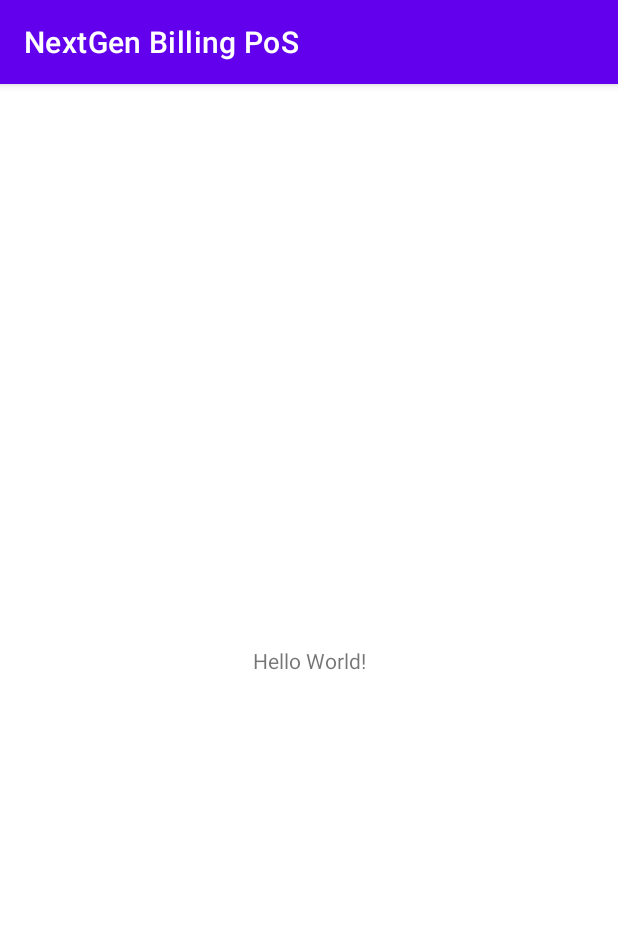
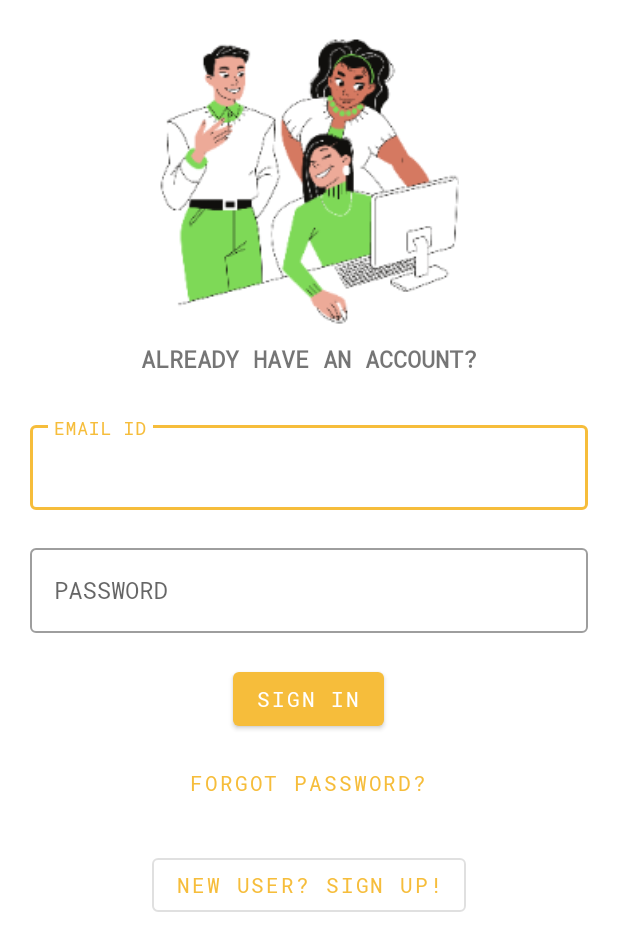
Before and after one commit to itzgannu/NextGenBillingPoS, an Android app: the screen it shows after launch (MainActivity before the commit, Authentication after it), on a phone screen of 412 x 824 dp. Shown: the top 951 px of the screen. Run offline under Robolectric (Android 15) with nearby library versions, the phone set to English and light mode, and no system bars.

Commit message:
UI & Java 1, Authentication.java, activity_authentication.xml 2, SplashScreen.java, activity_splash_screen.xml 3, dimens.xml, colors.xml, strings.xml, themes.xml, roboto_mono.ttf 4, AndroidManifest.xml

```diff
--- a/app/build.gradle
+++ b/app/build.gradle
@@ -25,6 +25,9 @@ android {
         sourceCompatibility JavaVersion.VERSION_1_8
         targetCompatibility JavaVersion.VERSION_1_8
     }
+    buildFeatures {
+        viewBinding true
+    }
 }
 
 dependencies {
@@ -33,6 +36,10 @@ dependencies {
     implementation 'com.google.android.material:material:1.4.0'
     implementation 'androidx.constraintlayout:constraintlayout:2.1.2'
     testImplementation 'junit:junit:4.+'
+    implementation 'com.google.android.material:material:1.6.0-alpha01'
     androidTestImplementation 'androidx.test.ext:junit:1.1.3'
     androidTestImplementation 'androidx.test.espresso:espresso-core:3.4.0'
+
+    //splash screen
+   // implementation 'androidx.core:core-splashscreen:1.0.0-alpha01'
 }
--- a/app/src/main/AndroidManifest.xml
+++ b/app/src/main/AndroidManifest.xml
@@ -10,7 +10,10 @@
         android:supportsRtl="true"
         android:theme="@style/Theme.NextGenBillingPoS">
         <activity
-            android:name=".MainActivity"
+            android:name=".Authentication"
+            android:exported="false" />
+        <activity
+            android:name=".SplashScreen"
             android:exported="true">
             <intent-filter>
                 <action android:name="android.intent.action.MAIN" />
--- /dev/null
+++ b/app/src/main/java/mu/psi/nextgen/Authentication.java
@@ -0,0 +1,21 @@
+package mu.psi.nextgen;
+
+import androidx.appcompat.app.AppCompatActivity;
+
+import android.os.Bundle;
+
+import mu.psi.nextgen.databinding.ActivityAuthenticationBinding;
+
+public class Authentication extends AppCompatActivity {
+
+    ActivityAuthenticationBinding binding;
+
+    @Override
+    protected void onCreate(Bundle savedInstanceState) {
+        super.onCreate(savedInstanceState);
+        this.binding = ActivityAuthenticationBinding.inflate(getLayoutInflater());
+        setContentView(this.binding.getRoot());
+
+        this.binding.authenticationScreenLogo.animate().alpha(1).setDuration(1800);
+    }
+}
--- a/app/src/main/java/mu/psi/nextgen/MainActivity.java
+++ /dev/null
@@ -1,14 +0,0 @@
-package mu.psi.nextgen;
-
-import androidx.appcompat.app.AppCompatActivity;
-
-import android.os.Bundle;
-
-public class MainActivity extends AppCompatActivity {
-
-    @Override
-    protected void onCreate(Bundle savedInstanceState) {
-        super.onCreate(savedInstanceState);
-        setContentView(R.layout.activity_main);
-    }
-}
--- /dev/null
+++ b/app/src/main/java/mu/psi/nextgen/SplashScreen.java
@@ -0,0 +1,38 @@
+package mu.psi.nextgen;
+
+import androidx.appcompat.app.AppCompatActivity;
+
+import android.content.Intent;
+import android.os.Bundle;
+import android.os.Handler;
+import android.view.WindowManager;
+
+import mu.psi.nextgen.databinding.ActivitySplashScreenBinding;
+
+public class SplashScreen extends AppCompatActivity {
+
+    ActivitySplashScreenBinding binding;
+
+    @Override
+    protected void onCreate(Bundle savedInstanceState) {
+        super.onCreate(savedInstanceState);
+        this.binding = ActivitySplashScreenBinding.inflate(getLayoutInflater());
+        setContentView(this.binding.getRoot());
+
+        // to hide top status bar (system), use below line
+        getWindow().addFlags(WindowManager.LayoutParams.FLAG_FULLSCREEN);
+
+        this.binding.splashScreenLogo.setX(-2000);
+        this.binding.splashScreenLogo.animate().translationX(0).setDuration(2000);
+
+        int SPLASH_SCREEN_DISPLAY_LENGTH = 2000;
+        new Handler().postDelayed(new Runnable() {
+            @Override
+            public void run() {
+                Intent splashIntent = new Intent(SplashScreen.this, Authentication.class).addFlags(Intent.FLAG_ACTIVITY_NO_ANIMATION);
+                startActivity(splashIntent);
+                finish();
+            }
+        }, SPLASH_SCREEN_DISPLAY_LENGTH);
+    }
+}
--- /dev/null
+++ b/app/src/main/res/layout/activity_authentication.xml
@@ -0,0 +1,95 @@
+<?xml version="1.0" encoding="utf-8"?>
+<RelativeLayout xmlns:android="http://schemas.android.com/apk/res/android"
+    xmlns:app="http://schemas.android.com/apk/res-auto"
+    xmlns:tools="http://schemas.android.com/tools"
+    android:layout_width="match_parent"
+    android:layout_height="match_parent"
+    tools:context=".Authentication">
+
+    <ImageView
+        android:id="@+id/authentication_screen_logo"
+        android:layout_width="wrap_content"
+        android:layout_height="200dp"
+        android:layout_marginTop="@dimen/medium_20"
+        android:layout_alignParentStart="true"
+        android:layout_alignParentTop="true"
+        android:layout_alignParentEnd="true"
+        android:alpha="0.1"
+        app:srcCompat="@drawable/auth_logo"
+        android:contentDescription="@string/image_content_description" />
+
+    <TextView
+        android:id="@+id/authentication_screen_title_text"
+        android:layout_width="wrap_content"
+        android:layout_height="wrap_content"
+        android:layout_alignParentStart="true"
+        android:layout_alignParentEnd="true"
+        android:textAlignment="center"
+        android:layout_marginTop="@dimen/base"
+        android:textSize="@dimen/text_16"
+        android:textStyle="bold"
+        android:layout_below="@+id/authentication_screen_logo"
+        android:text="@string/already_have_an_account" />
+
+    <LinearLayout
+        android:layout_width="match_parent"
+        android:layout_height="wrap_content"
+        android:id="@+id/authentication_screen_linear_layout"
+        android:layout_below="@+id/authentication_screen_title_text"
+        android:layout_alignParentStart="true"
+        android:layout_alignParentEnd="true"
+        android:layout_marginTop="@dimen/base"
+        android:padding="@dimen/medium_20"
+        android:gravity="center"
+        android:orientation="vertical">
+
+        <com.google.android.material.textfield.TextInputLayout
+            style="@style/Widget.MaterialComponents.TextInputLayout.OutlinedBox"
+            android:layout_width="match_parent"
+            android:layout_height="wrap_content">
+
+            <com.google.android.material.textfield.TextInputEditText
+                android:layout_width="match_parent"
+                android:layout_height="wrap_content"
+                android:hint="@string/email_id" />
+        </com.google.android.material.textfield.TextInputLayout>
+
+        <com.google.android.material.textfield.TextInputLayout
+            style="@style/Widget.MaterialComponents.TextInputLayout.OutlinedBox"
+            android:layout_marginTop="@dimen/medium_20"
+            android:layout_width="match_parent"
+            android:layout_height="wrap_content">
+
+            <com.google.android.material.textfield.TextInputEditText
+                android:layout_width="match_parent"
+                android:layout_height="wrap_content"
+                android:hint="@string/password" />
+        </com.google.android.material.textfield.TextInputLayout>
+
+        <Button
+            android:id="@+id/authentication_screen_sign_in"
+            android:layout_width="wrap_content"
+            android:layout_height="wrap_content"
+            android:layout_marginTop="@dimen/medium_20"
+            android:text="@string/sign_in" />
+
+        <Button
+            android:id="@+id/authentication_screen_forgot_password"
+            style="@style/Widget.MaterialComponents.Button.TextButton"
+            android:layout_width="wrap_content"
+            android:layout_height="wrap_content"
+            android:layout_marginTop="@dimen/base"
+            android:text="@string/forgot_password" />
+
+    </LinearLayout>
+
+    <Button
+        android:id="@+id/authentication_screen_sign_up"
+        style="@style/Widget.MaterialComponents.Button.OutlinedButton"
+        android:layout_width="wrap_content"
+        android:layout_height="wrap_content"
+        android:layout_below="@id/authentication_screen_linear_layout"
+        android:layout_centerInParent="true"
+        android:text="@string/sign_up" />
+
+</RelativeLayout>
--- a/app/src/main/res/layout/activity_main.xml
+++ /dev/null
@@ -1,18 +0,0 @@
-<?xml version="1.0" encoding="utf-8"?>
-<androidx.constraintlayout.widget.ConstraintLayout xmlns:android="http://schemas.android.com/apk/res/android"
-    xmlns:app="http://schemas.android.com/apk/res-auto"
-    xmlns:tools="http://schemas.android.com/tools"
-    android:layout_width="match_parent"
-    android:layout_height="match_parent"
-    tools:context=".MainActivity">
-
-    <TextView
-        android:layout_width="wrap_content"
-        android:layout_height="wrap_content"
-        android:text="Hello World!"
-        app:layout_constraintBottom_toBottomOf="parent"
-        app:layout_constraintLeft_toLeftOf="parent"
-        app:layout_constraintRight_toRightOf="parent"
-        app:layout_constraintTop_toTopOf="parent" />
-
-</androidx.constraintlayout.widget.ConstraintLayout>
--- /dev/null
+++ b/app/src/main/res/layout/activity_splash_screen.xml
@@ -0,0 +1,17 @@
+<?xml version="1.0" encoding="utf-8"?>
+<RelativeLayout xmlns:android="http://schemas.android.com/apk/res/android"
+    xmlns:app="http://schemas.android.com/apk/res-auto"
+    xmlns:tools="http://schemas.android.com/tools"
+    android:layout_width="match_parent"
+    android:layout_height="match_parent"
+    android:background="@color/main_color"
+    tools:context=".SplashScreen">
+
+    <ImageView
+        android:id="@+id/splash_screen_logo"
+        android:layout_width="match_parent"
+        android:layout_height="match_parent"
+        app:srcCompat="@drawable/app_logo"
+        android:contentDescription="@string/image_content_description" />
+
+</RelativeLayout>
--- a/app/src/main/res/values/colors.xml
+++ b/app/src/main/res/values/colors.xml
@@ -7,4 +7,7 @@
     <color name="teal_700">#FF018786</color>
     <color name="black">#FF000000</color>
     <color name="white">#FFFFFFFF</color>
+    <color name="main_color">#F6BD3B</color>
+    <color name="transparent">#00000000</color>
+    <color name="grass_green">#7ED957</color>
 </resources>
--- /dev/null
+++ b/app/src/main/res/values/dimens.xml
@@ -0,0 +1,6 @@
+<?xml version="1.0" encoding="utf-8"?>
+<resources>
+    <dimen name="base">8dp</dimen>
+    <dimen name="medium_20">20dp</dimen>
+    <dimen name="text_16">16sp</dimen>
+</resources>
--- a/app/src/main/res/values/strings.xml
+++ b/app/src/main/res/values/strings.xml
@@ -1,3 +1,10 @@
 <resources>
     <string name="app_name">NextGen Billing PoS</string>
+    <string name="image_content_description">THIS IS AN IMAGE</string>
+    <string name="email_id">EMAIL ID</string>
+    <string name="password">PASSWORD</string>
+    <string name="sign_in">SIGN IN</string>
+    <string name="sign_up">NEW USER? SIGN UP!</string>
+    <string name="already_have_an_account">ALREADY HAVE AN ACCOUNT?</string>
+    <string name="forgot_password">FORGOT PASSWORD?</string>
 </resources>
--- a/app/src/main/res/values/themes.xml
+++ b/app/src/main/res/values/themes.xml
@@ -1,9 +1,9 @@
 <resources xmlns:tools="http://schemas.android.com/tools">
     <!-- Base application theme. -->
-    <style name="Theme.NextGenBillingPoS" parent="Theme.MaterialComponents.DayNight.DarkActionBar">
+    <style name="Theme.NextGenBillingPoS" parent="Theme.MaterialComponents.DayNight.NoActionBar">
         <!-- Primary brand color. -->
-        <item name="colorPrimary">@color/purple_500</item>
-        <item name="colorPrimaryVariant">@color/purple_700</item>
+        <item name="colorPrimary">@color/main_color</item>
+        <item name="colorPrimaryVariant">@color/grass_green</item>
         <item name="colorOnPrimary">@color/white</item>
         <!-- Secondary brand color. -->
         <item name="colorSecondary">@color/teal_200</item>
@@ -12,5 +12,7 @@
         <!-- Status bar color. -->
         <item name="android:statusBarColor" tools:targetApi="l">?attr/colorPrimaryVariant</item>
         <!-- Customize your theme here. -->
+        <!-- Font for the theme-->
+        <item name="android:fontFamily">@font/roboto_mono</item>
     </style>
 </resources>
```
Also changed, not shown: app/src/main/res/drawable-xxxhdpi/app_logo.png (added), app/src/main/res/drawable-xxxhdpi/auth_logo.png (added), app/src/main/res/drawable-xxxhdpi/register_logo.png (added), app/src/main/res/font/roboto_mono.ttf (added).
